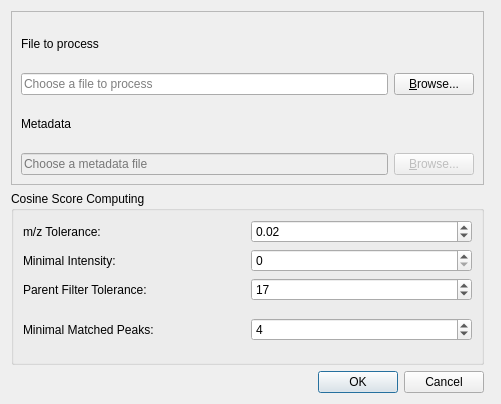
Before: the Qt Designer form lib/ui/open_file_dialog.ui in metgem/metgem, drawn with Qt 5.
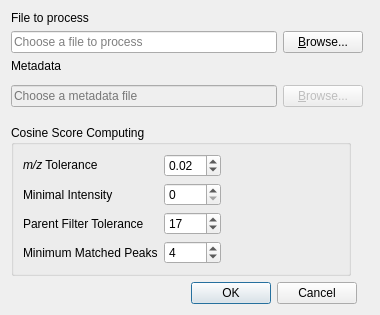
After: the same form once the commit is applied. Icons and pictures are not drawn.

Commit message: Improved Options dialog

```diff
--- a/lib/ui/open_file_dialog.ui
+++ b/lib/ui/open_file_dialog.ui
@@ -9,8 +9,8 @@
    <rect>
     <x>0</x>
     <y>0</y>
-    <width>501</width>
-    <height>404</height>
+    <width>380</width>
+    <height>286</height>
    </rect>
   </property>
   <property name="sizePolicy">
@@ -23,7 +23,7 @@
    <string>Open File</string>
   </property>
   <layout class="QGridLayout" name="gridLayout_2">
-   <item row="1" column="0">
+   <item row="7" column="0">
     <widget class="QGroupBox" name="groupBox_4">
      <property name="minimumSize">
       <size>
@@ -45,7 +45,7 @@
       <item row="5" column="0" rowspan="2">
        <widget class="QLabel" name="label_6">
         <property name="text">
-         <string>Minimal Matched Peaks:</string>
+         <string>Minimum Matched Peaks</string>
         </property>
        </widget>
       </item>
@@ -57,7 +57,7 @@
          </font>
         </property>
         <property name="text">
-         <string>m/z Tolerance:</string>
+         <string>&lt;i&gt;m/z&lt;/i&gt; Tolerance</string>
         </property>
        </widget>
       </item>
@@ -74,14 +74,14 @@
       <item row="3" column="0">
        <widget class="QLabel" name="label_4">
         <property name="text">
-         <string>Minimal Intensity:</string>
+         <string>Minimal Intensity</string>
         </property>
        </widget>
       </item>
       <item row="4" column="0">
        <widget class="QLabel" name="label_5">
         <property name="text">
-         <string>Parent Filter Tolerance:</string>
+         <string>Parent Filter Tolerance</string>
         </property>
        </widget>
       </item>
@@ -108,29 +108,35 @@
         </property>
        </widget>
       </item>
+      <item row="2" column="2">
+       <spacer name="horizontalSpacer">
+        <property name="orientation">
+         <enum>Qt::Horizontal</enum>
+        </property>
+        <property name="sizeHint" stdset="0">
+         <size>
+          <width>40</width>
+          <height>20</height>
+         </size>
+        </property>
+       </spacer>
+      </item>
      </layout>
     </widget>
    </item>
-   <item row="0" column="0">
-    <widget class="QFrame" name="frame">
-     <property name="frameShape">
-      <enum>QFrame::StyledPanel</enum>
-     </property>
-     <property name="frameShadow">
-      <enum>QFrame::Raised</enum>
-     </property>
-     <layout class="QVBoxLayout" name="verticalLayout_2">
-      <item>
-       <widget class="QLabel" name="label">
-        <property name="text">
-         <string>File to process</string>
-        </property>
-       </widget>
-      </item>
-      <item>
+   <item row="0" column="3" rowspan="8">
+    <widget class="QWidget" name="wgAdvancedOptions" native="true"/>
+   </item>
+   <item row="1" column="0" colspan="3">
        <layout class="QHBoxLayout" name="horizontalLayout_3">
         <item>
          <widget class="QLineEdit" name="editProcessFile">
+       <property name="minimumSize">
+        <size>
+         <width>200</width>
+         <height>0</height>
+        </size>
+       </property>
           <property name="placeholderText">
            <string>Choose a file to process</string>
           </property>
@@ -149,20 +155,33 @@
         </item>
        </layout>
       </item>
-      <item>
+   <item row="2" column="0">
        <widget class="QLabel" name="label_2">
         <property name="text">
          <string>Metadata</string>
         </property>
        </widget>
       </item>
-      <item>
+   <item row="0" column="0">
+    <widget class="QLabel" name="label">
+     <property name="text">
+      <string>File to process</string>
+     </property>
+    </widget>
+   </item>
+   <item row="4" column="0" colspan="3">
        <layout class="QHBoxLayout" name="horizontalLayout_4">
         <item>
          <widget class="QLineEdit" name="editMetadataFile">
           <property name="enabled">
            <bool>false</bool>
           </property>
+       <property name="minimumSize">
+        <size>
+         <width>200</width>
+         <height>0</height>
+        </size>
+       </property>
           <property name="placeholderText">
            <string>Choose a metadata file</string>
           </property>
@@ -184,13 +203,7 @@
         </item>
        </layout>
       </item>
-     </layout>
-    </widget>
-   </item>
-   <item row="0" column="1" rowspan="2">
-    <widget class="QWidget" name="wgAdvancedOptions" native="true"/>
-   </item>
-   <item row="3" column="0">
+   <item row="9" column="0" colspan="2">
     <widget class="QDialogButtonBox" name="buttonBox">
      <property name="orientation">
       <enum>Qt::Horizontal</enum>
```
Lines whose indentation alone changed are shown as unchanged. The commit also changes 2 other files.
